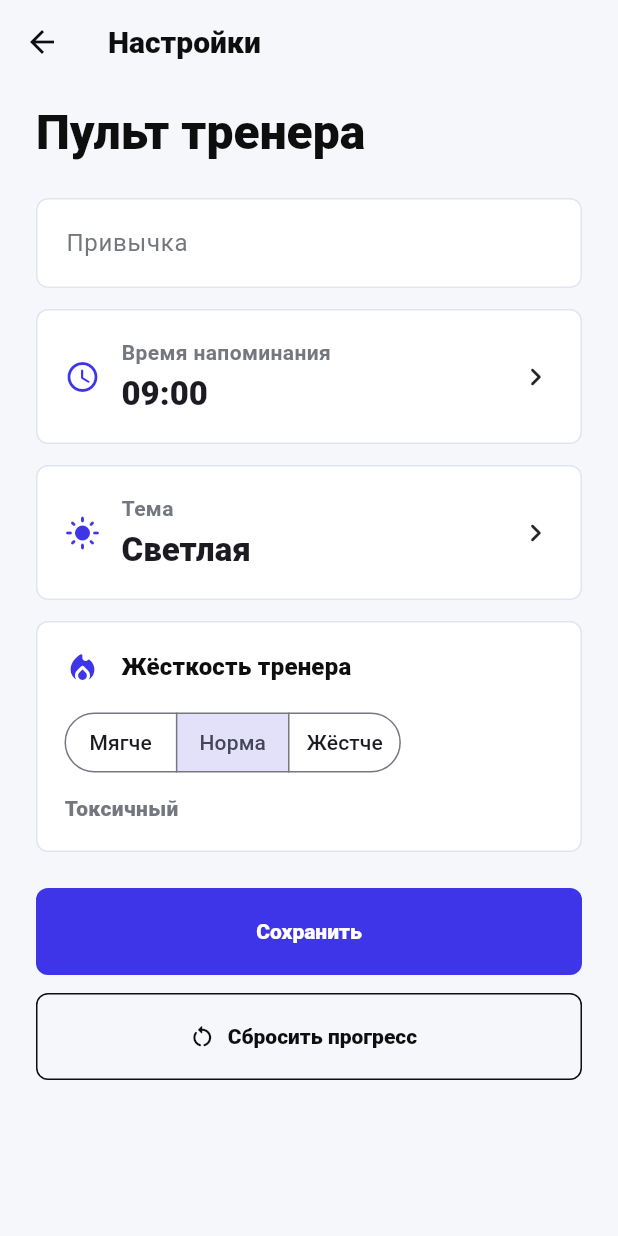
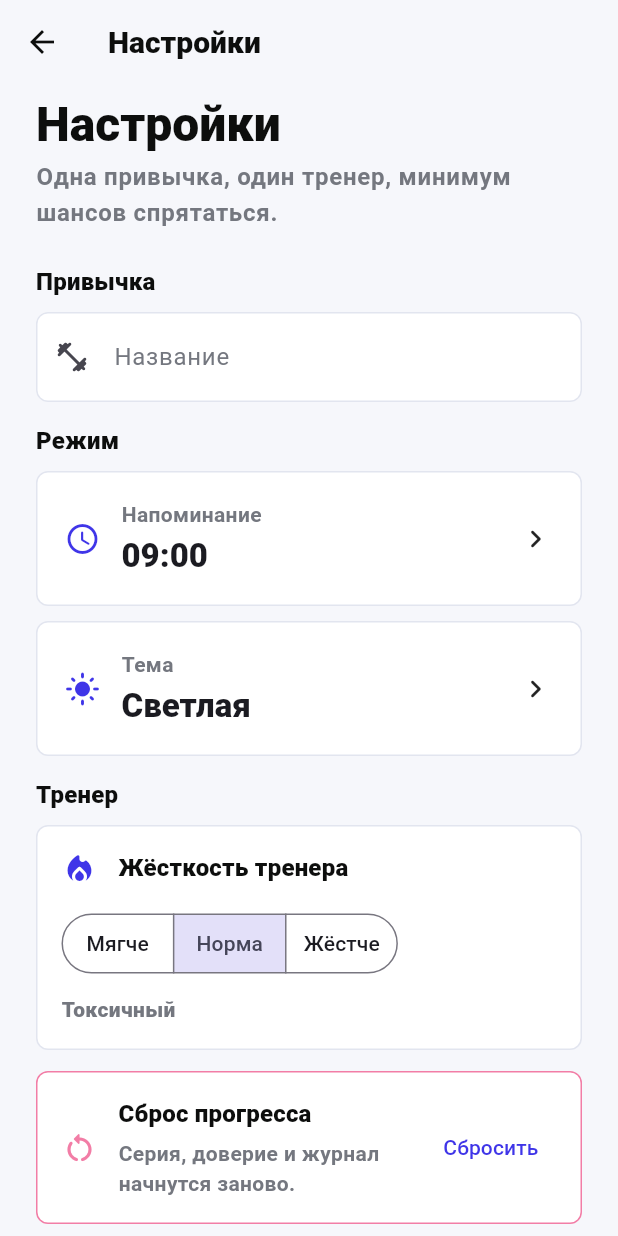
Before and after one commit to Kurdukov/AngryCoach, a Flutter app: the SettingsScreen screen opened directly with empty values, on a phone screen of 412 x 824 dp. Run offline on Flutter 3.47's test engine with Material 3 defaults, Android fonts, the phone set to English and light mode, and no system bars; our stand-ins replace flutter_local_notifications, shared_preferences, timezone; accounts and stored records are empty.

Commit message:
Redesign settings screen

```diff
--- a/lib/screens/settings_screen.dart
+++ b/lib/screens/settings_screen.dart
@@ -139,26 +139,45 @@ class _SettingsScreenState extends State<SettingsScreen> {
           padding: const EdgeInsets.fromLTRB(24, 12, 24, 28),
           children: [
             Text(
-              'Пульт тренера',
+              'Настройки',
               style: Theme.of(context).textTheme.headlineLarge?.copyWith(
                 color: ink,
                 fontWeight: FontWeight.w900,
+                height: 0.95,
               ),
             ),
-            const SizedBox(height: 24),
-            TextField(
+            const SizedBox(height: 8),
+            Text(
+              'Одна привычка, один тренер, минимум шансов спрятаться.',
+              style: Theme.of(context).textTheme.bodyLarge?.copyWith(
+                color: AppColors.muted,
+                fontWeight: FontWeight.w700,
+              ),
+            ),
+            const SizedBox(height: 22),
+            _SettingsSection(
+              title: 'Привычка',
+              child: TextField(
                 controller: _habitController,
                 textCapitalization: TextCapitalization.sentences,
-              decoration: const InputDecoration(labelText: 'Привычка'),
+                decoration: const InputDecoration(
+                  labelText: 'Название',
+                  prefixIcon: Icon(Icons.fitness_center_rounded),
+                ),
+              ),
             ),
             const SizedBox(height: 14),
+            _SettingsSection(
+              title: 'Режим',
+              child: Column(
+                children: [
                   _SettingsTile(
                     icon: Icons.schedule_rounded,
-              title: 'Время напоминания',
+                    title: 'Напоминание',
                     value: _formatTime(_reminderTime),
                     onTap: _pickTime,
                   ),
-            const SizedBox(height: 14),
+                  const SizedBox(height: 10),
                   _SettingsTile(
                     icon: controller.isDark
                         ? Icons.dark_mode_rounded
@@ -167,25 +186,55 @@ class _SettingsScreenState extends State<SettingsScreen> {
                     value: controller.isDark ? 'Темная' : 'Светлая',
                     onTap: controller.toggle,
                   ),
+                ],
+              ),
+            ),
             const SizedBox(height: 14),
-            _IntensityPanel(
+            _SettingsSection(
+              title: 'Тренер',
+              child: _IntensityPanel(
                 value: _intensity,
                 onChanged: (value) => setState(() => _intensity = value),
               ),
-            const SizedBox(height: 24),
+            ),
+            const SizedBox(height: 14),
+            _DangerZone(onReset: _resetProgress),
+            const SizedBox(height: 18),
             FilledButton(
               onPressed: _saving ? null : _save,
               child: Text(_saving ? 'Сохраняю...' : 'Сохранить'),
             ),
-            const SizedBox(height: 12),
-            OutlinedButton.icon(
-              onPressed: _resetProgress,
-              icon: const Icon(Icons.restart_alt_rounded),
-              label: const Text('Сбросить прогресс'),
-            ),
           ],
         ),
       ),
+    );
+  }
+}
+
+class _SettingsSection extends StatelessWidget {
+  const _SettingsSection({required this.title, required this.child});
+
+  final String title;
+  final Widget child;
+
+  @override
+  Widget build(BuildContext context) {
+    final dark = Theme.of(context).brightness == Brightness.dark;
+    final ink = dark ? Colors.white : AppColors.ink;
+
+    return Column(
+      crossAxisAlignment: CrossAxisAlignment.start,
+      children: [
+        Text(
+          title,
+          style: Theme.of(context).textTheme.titleMedium?.copyWith(
+            color: ink,
+            fontWeight: FontWeight.w900,
+          ),
+        ),
+        const SizedBox(height: 8),
+        child,
+      ],
     );
   }
 }
@@ -202,7 +251,7 @@ class _IntensityPanel extends StatelessWidget {
     final ink = dark ? Colors.white : AppColors.ink;
 
     return Container(
-      padding: const EdgeInsets.all(18),
+      padding: const EdgeInsets.all(16),
       decoration: BoxDecoration(
         color: dark ? AppColors.darkCard : Colors.white,
         borderRadius: BorderRadius.circular(8),
@@ -253,6 +302,56 @@ class _IntensityPanel extends StatelessWidget {
               fontWeight: FontWeight.w800,
             ),
           ),
+        ],
+      ),
+    );
+  }
+}
+
+class _DangerZone extends StatelessWidget {
+  const _DangerZone({required this.onReset});
+
+  final VoidCallback onReset;
+
+  @override
+  Widget build(BuildContext context) {
+    final dark = Theme.of(context).brightness == Brightness.dark;
+    final ink = dark ? Colors.white : AppColors.ink;
+
+    return Container(
+      padding: const EdgeInsets.all(16),
+      decoration: BoxDecoration(
+        color: dark ? AppColors.darkCard : Colors.white,
+        borderRadius: BorderRadius.circular(8),
+        border: Border.all(color: AppColors.pink),
+      ),
+      child: Row(
+        children: [
+          const Icon(Icons.restart_alt_rounded, color: AppColors.pink),
+          const SizedBox(width: 14),
+          Expanded(
+            child: Column(
+              crossAxisAlignment: CrossAxisAlignment.start,
+              children: [
+                Text(
+                  'Сброс прогресса',
+                  style: Theme.of(context).textTheme.titleMedium?.copyWith(
+                    color: ink,
+                    fontWeight: FontWeight.w900,
+                  ),
+                ),
+                const SizedBox(height: 4),
+                const Text(
+                  'Серия, доверие и журнал начнутся заново.',
+                  style: TextStyle(
+                    color: AppColors.muted,
+                    fontWeight: FontWeight.w700,
+                  ),
+                ),
+              ],
+            ),
+          ),
+          TextButton(onPressed: onReset, child: const Text('Сбросить')),
         ],
       ),
     );
```
Lines whose indentation alone changed are shown as unchanged.
